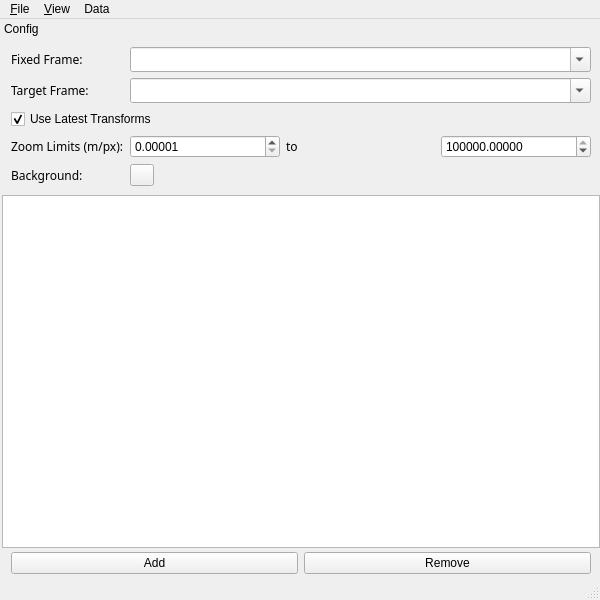
Old version of the form mapviz/ui/mapviz.ui in the repository swri-robotics/mapviz.
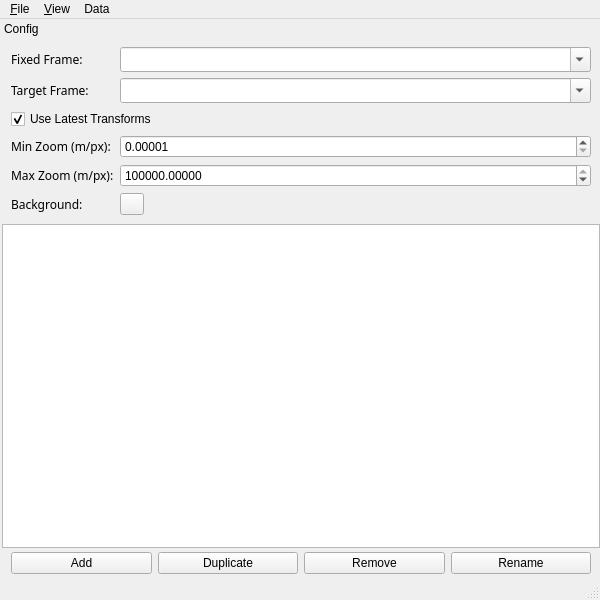
New version of the form. Custom widgets are drawn as their Qt base class.

Commit message: Adding Duplicate and Rename plugin buttons (#928)

The edit to the form file:
```diff
--- a/mapviz/ui/mapviz.ui
+++ b/mapviz/ui/mapviz.ui
@@ -81,7 +81,7 @@
   <widget class="QDockWidget" name="configdock">
    <property name="minimumSize">
     <size>
-     <width>332</width>
+     <width>380</width>
      <height>301</height>
     </size>
    </property>
@@ -170,13 +170,11 @@
            </font>
           </property>
           <property name="text">
-           <string>Zoom Limits (m/px):</string>
+           <string>Min Zoom (m/px):</string>
           </property>
          </widget>
         </item>
         <item row="4" column="1" colspan="2">
-         <layout class="QHBoxLayout" name="horizontalLayoutZoomLimits">
-          <item>
            <widget class="QDoubleSpinBox" name="min_view_scale">
             <property name="toolTip">
              <string>Smallest view scale, in meters per pixel.  Limits how far the view can zoom in.</string>
@@ -195,8 +193,14 @@
             </property>
            </widget>
           </item>
-          <item>
-           <widget class="QLabel" name="label_zoom_limits_to">
+        <item row="5" column="0">
+         <widget class="QLabel" name="label_max_view_scale">
+          <property name="sizePolicy">
+           <sizepolicy hsizetype="Minimum" vsizetype="Preferred">
+            <horstretch>0</horstretch>
+            <verstretch>0</verstretch>
+           </sizepolicy>
+          </property>
             <property name="font">
              <font>
               <family>Sans Serif</family>
@@ -204,11 +208,11 @@
              </font>
             </property>
             <property name="text">
-             <string>to</string>
+           <string>Max Zoom (m/px):</string>
             </property>
            </widget>
           </item>
-          <item>
+        <item row="5" column="1" colspan="2">
            <widget class="QDoubleSpinBox" name="max_view_scale">
             <property name="toolTip">
              <string>Largest view scale, in meters per pixel.  Limits how far the view can zoom out.</string>
@@ -227,9 +231,7 @@
             </property>
            </widget>
           </item>
-         </layout>
-        </item>
-        <item row="5" column="0">
+        <item row="6" column="0">
          <widget class="QLabel" name="label_3">
           <property name="sizePolicy">
            <sizepolicy hsizetype="Minimum" vsizetype="Preferred">
@@ -248,7 +250,7 @@
           </property>
          </widget>
         </item>
-        <item row="5" column="2">
+        <item row="6" column="2">
          <spacer name="horizontalSpacer_bg">
           <property name="orientation">
            <enum>Qt::Horizontal</enum>
@@ -261,7 +263,7 @@
           </property>
          </spacer>
         </item>
-        <item row="5" column="1">
+        <item row="6" column="1">
          <widget class="mapviz::ColorButton" name="bg_color">
           <property name="maximumSize">
            <size>
@@ -399,6 +401,16 @@
           </property>
          </widget>
         </item>
+        <item>
+         <widget class="QPushButton" name="duplicatebutton">
+          <property name="toolTip">
+           <string>Duplicate the selected display (Ctrl + D)</string>
+          </property>
+          <property name="text">
+           <string>Duplicate</string>
+          </property>
+         </widget>
+        </item>
         <item>
          <widget class="QPushButton" name="removebutton">
           <property name="toolTip">
@@ -409,6 +421,16 @@
           </property>
          </widget>
         </item>
+        <item>
+         <widget class="QPushButton" name="renamebutton">
+          <property name="toolTip">
+           <string>Rename the selected display (Ctrl + R)</string>
+          </property>
+          <property name="text">
+           <string>Rename</string>
+          </property>
+         </widget>
+        </item>
        </layout>
       </widget>
      </item>
```
Left out of the diff: 14 changed lines with no effect on the pictures. Lines whose indentation alone changed are shown as unchanged. The commit also changes 1 other file.
